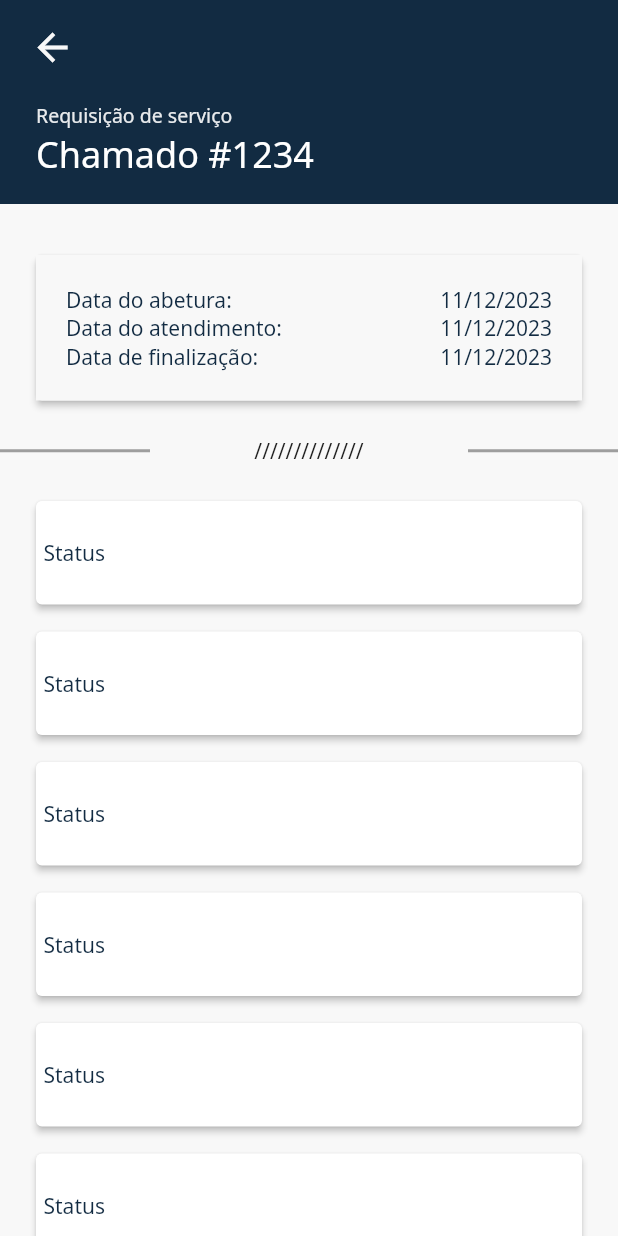
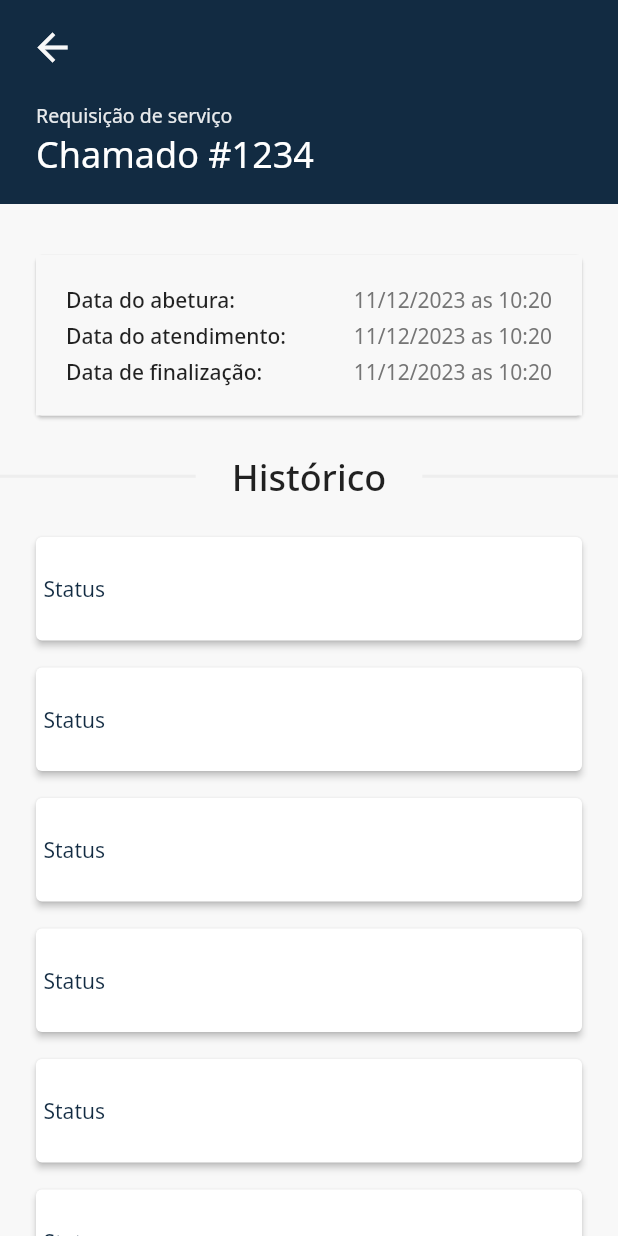
Before and after one commit to raultocantins/ecorporativo, a Flutter app: the SupportSummaryPage screen opened by its route, on a phone screen of 412 x 824 dp. Run offline on Flutter 3.47's test engine with Material 2 defaults, Android fonts, the phone set to English and light mode, and no system bars; our stand-ins replace dartz, dio, flutter_mobx, flutter_svg, get_it, mobx; generated files the repository leaves out were written again; statements that could not run were skipped.

Commit message:
add support summary page

```diff
--- a/lib/src/features/support_summary/presenter/pages/support_summary_page.dart
+++ b/lib/src/features/support_summary/presenter/pages/support_summary_page.dart
@@ -1,6 +1,4 @@
 import 'package:flutter/material.dart';
-
-import '../../../home/presenter/widgets/home_card_last_invoices.dart';
 
 class SupportSummaryPage extends StatefulWidget {
   const SupportSummaryPage({super.key});
@@ -62,7 +60,7 @@ class _SupportSummaryPageState extends State<SupportSummaryPage> {
           Padding(
             padding: const EdgeInsets.symmetric(horizontal: 20),
             child: Card(
-              elevation: 2,
+              elevation: 1,
               child: Container(
                   width: double.infinity,
                   color: Theme.of(context).colorScheme.background,
@@ -72,57 +70,57 @@ class _SupportSummaryPageState extends State<SupportSummaryPage> {
                       children: [
                         Row(
                           children: [
-                            Text(
+                            const Text(
                               "Data do abetura: ",
                               style: TextStyle(
-                                fontSize: 14,
-                                color: Theme.of(context).colorScheme.primary,
-                              ),
+                                  fontSize: 14, fontWeight: FontWeight.w500),
                             ),
                             const Expanded(child: SizedBox()),
                             Text(
-                              "11/12/2023",
+                              "11/12/2023 as 10:20",
                               style: TextStyle(
                                 fontSize: 14,
-                                color: Theme.of(context).colorScheme.primary,
+                                color: Colors.grey.shade600,
                               ),
                             ),
                           ],
                         ),
+                        const SizedBox(
+                          height: 5,
+                        ),
                         Row(
                           children: [
-                            Text(
+                            const Text(
                               "Data do atendimento: ",
                               style: TextStyle(
-                                fontSize: 14,
-                                color: Theme.of(context).colorScheme.primary,
-                              ),
+                                  fontSize: 14, fontWeight: FontWeight.w500),
                             ),
                             const Expanded(child: SizedBox()),
                             Text(
-                              "11/12/2023",
+                              "11/12/2023 as 10:20",
                               style: TextStyle(
                                 fontSize: 14,
-                                color: Theme.of(context).colorScheme.primary,
+                                color: Colors.grey.shade600,
                               ),
                             ),
                           ],
                         ),
+                        const SizedBox(
+                          height: 5,
+                        ),
                         Row(
                           children: [
-                            Text(
+                            const Text(
                               "Data de finalização:",
                               style: TextStyle(
-                                fontSize: 14,
-                                color: Theme.of(context).colorScheme.primary,
-                              ),
+                                  fontSize: 14, fontWeight: FontWeight.w500),
                             ),
                             const Expanded(child: SizedBox()),
                             Text(
-                              "11/12/2023",
+                              "11/12/2023 as 10:20",
                               style: TextStyle(
                                 fontSize: 14,
-                                color: Theme.of(context).colorScheme.primary,
+                                color: Colors.grey.shade600,
                               ),
                             ),
                           ],
@@ -137,18 +135,25 @@ class _SupportSummaryPageState extends State<SupportSummaryPage> {
           ),
           Row(
             children: [
-              Container(
-                height: 2,
-                width: 100,
-                color: Colors.grey,
+              Expanded(
+                child: Container(
+                  height: 2,
+                  color: Colors.grey.shade200,
+                ),
               ),
-              const Expanded(child: SizedBox()),
-              const Text('//////////////'),
-              const Expanded(child: SizedBox()),
-              Container(
-                height: 2,
-                width: 100,
-                color: Colors.grey,
+              const Padding(
+                padding: EdgeInsets.symmetric(horizontal: 24),
+                child: Center(
+                    child: Text(
+                  'Histórico',
+                  style: TextStyle(fontSize: 24, fontWeight: FontWeight.w500),
+                )),
+              ),
+              Expanded(
+                child: Container(
+                  height: 2,
+                  color: Colors.grey.shade200,
+                ),
               ),
             ],
           ),
```
